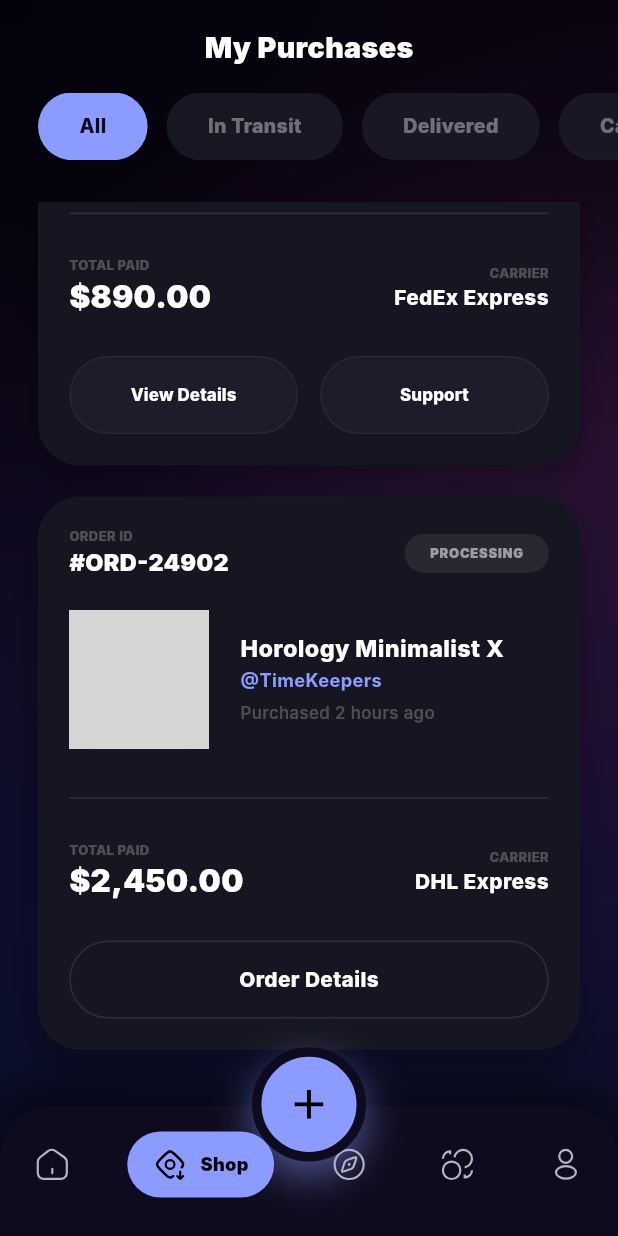
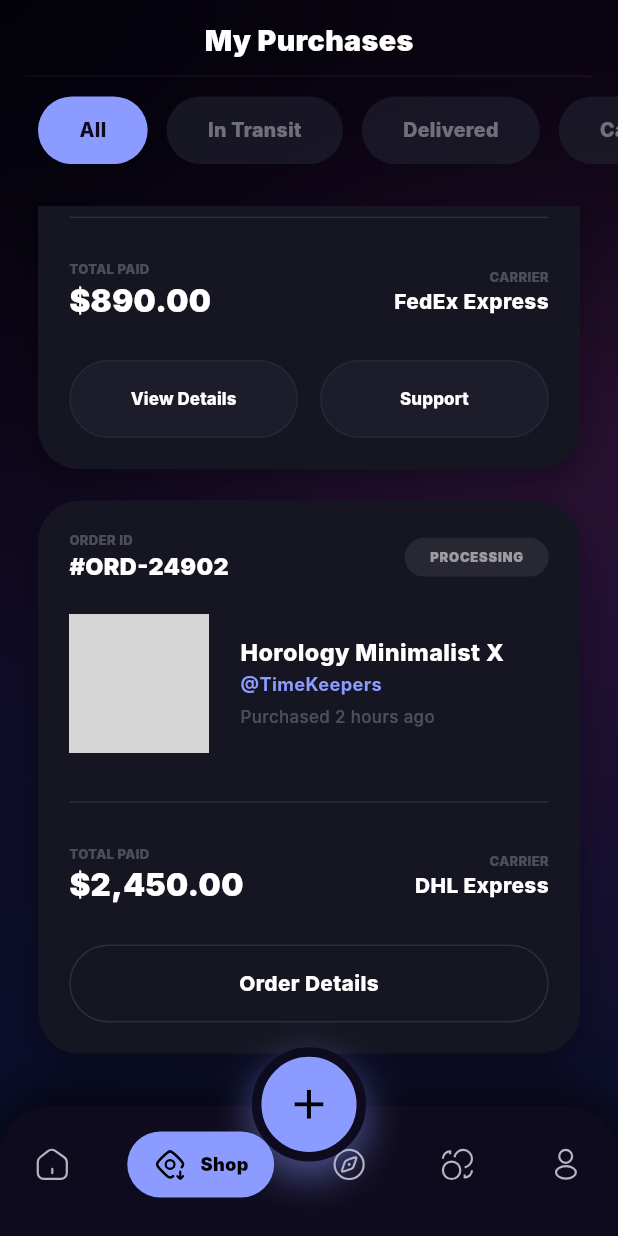
Before and after one commit to srsakilhossen302/live-stream-app, a Flutter app: the MainScreen screen opened by its route, item 2 of the bottom bar chosen, scrolled down 637 dp, on a phone screen of 412 x 824 dp. Run offline on Flutter 3.47's test engine with Material 3 defaults, Android fonts, the phone set to English and light mode, and no system bars; our stand-ins replace flutter_screenutil, flutter_svg, get; network calls fail; Roboto replaces fonts that are missing (Inter); grey boxes are pictures that could not be loaded.

Commit message:
Add a subtle divider line under the My Purchases title

```diff
--- a/lib/view/screens/purchases/screen/purchases_screen.dart
+++ b/lib/view/screens/purchases/screen/purchases_screen.dart
@@ -17,12 +17,20 @@ class PurchasesScreen extends GetView<PurchasesController> {
           children: [
             // Header
             Padding(
-              padding: EdgeInsets.symmetric(horizontal: 16.w, vertical: 20.h),
-              child: Center(
-                child: Text(
-                  "My Purchases",
-                  style: TextStyle(color: Colors.white, fontSize: 22.sp, fontWeight: FontWeight.w900),
-                ),
+              padding: EdgeInsets.symmetric(horizontal: 16.w, vertical: 15.h),
+              child: Column(
+                children: [
+                  Text(
+                    "My Purchases",
+                    style: TextStyle(color: Colors.white, fontSize: 22.sp, fontWeight: FontWeight.w900),
+                  ),
+                  SizedBox(height: 12.h),
+                  Container(
+                    height: 1.h,
+                    width: double.infinity,
+                    color: Colors.white.withOpacity(0.05),
+                  ),
+                ],
               ),
             ),
 
```
